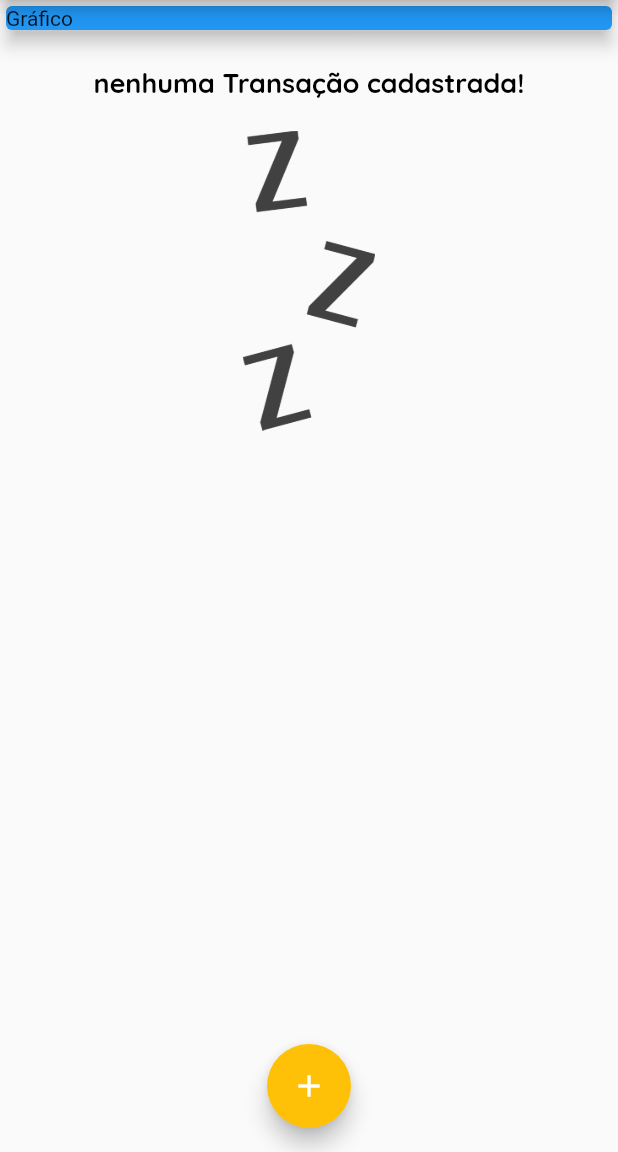
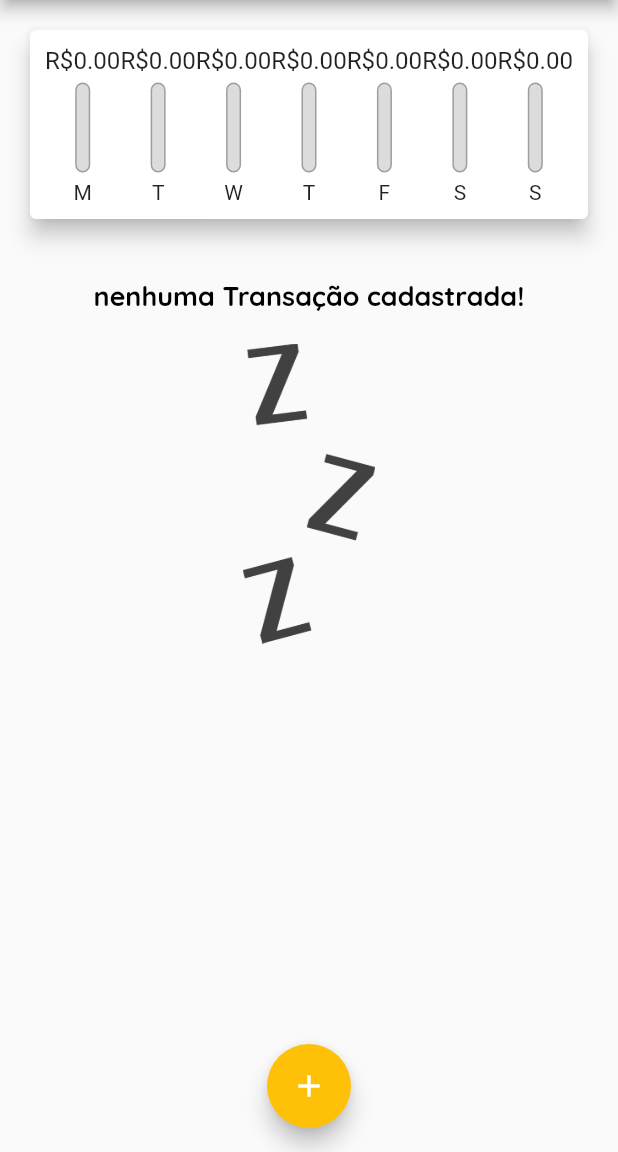
Before and after one commit to EuNetu/Despesas_Flutter, a Flutter app: the screen it shows after launch, on a phone screen of 412 x 824 dp, the part 84-1236 px from its top. Run offline on Flutter 3.47's test engine with Material 2 defaults, Android fonts, the phone set to English and light mode, and no system bars.

Commit message:
create grafhic and update theme

```diff
--- a/expenses/lib/components/chart.dart
+++ b/expenses/lib/components/chart.dart
@@ -0,0 +1,68 @@
+import 'package:flutter/material.dart';
+import 'package:intl/intl.dart';
+import '../models/transaction.dart';
+import 'chart_bar.dart';
+
+class Chart extends StatelessWidget {
+  final List<Transaction> recentTransaction;
+
+  const Chart(this.recentTransaction, {Key? key}) : super(key: key);
+
+  List<Map<String, Object>> get groupedTransactions {
+    return List.generate(7, (index) {
+      final weekDay = DateTime.now().subtract(
+        Duration(days: index),
+      );
+
+      double totalSum = 0.0;
+
+      for (var i = 0; i < recentTransaction.length; i++) {
+        bool sameDay = recentTransaction[i].date.day == weekDay.day;
+        bool sameMonth = recentTransaction[i].date.month == weekDay.month;
+        bool sameYear = recentTransaction[i].date.year == weekDay.year;
+
+        if (sameDay && sameMonth && sameYear) {
+          totalSum += recentTransaction[i].value;
+        }
+      }
+
+      return {
+        'day': DateFormat.E().format(weekDay)[0],
+        'value': totalSum,
+      };
+    }).reversed.toList();
+  }
+
+
+  double get _weekTotalValue {
+    return groupedTransactions.fold(0.0, (sum, tr) {
+      return sum + (tr['value'] as double);
+    });
+  }
+
+
+  @override
+  Widget build(BuildContext context) {
+    groupedTransactions;
+    return Card(
+      elevation: 6,
+      margin: const EdgeInsets.all(20),
+      child: Padding(
+        padding: const EdgeInsets.all(10),
+        child: Row(
+          mainAxisAlignment: MainAxisAlignment.spaceAround,
+          children: groupedTransactions.map((tr) {
+            return Flexible(
+              fit: FlexFit.tight,
+              child: ChartBar(
+                label: tr['day'] as String,
+                value: tr['value'] as double,
+                percentage: (tr['value'] as double) / _weekTotalValue,
+              ),
+            );
+          }).toList(),
+        ),
+      ),
+    );
+  }
+}
--- /dev/null
+++ b/expenses/lib/components/chart_bar.dart
@@ -0,0 +1,56 @@
+import 'package:flutter/material.dart';
+
+class ChartBar extends StatelessWidget {
+  final String? label;
+  final double? value;
+  final double? percentage;
+
+  const ChartBar({
+    this.label,
+    this.value,
+    this.percentage,
+    Key? key,
+  }) : super(key: key);
+
+  @override
+  Widget build(BuildContext context) {
+    return Column(
+      children: [
+        Container(
+          height: 20,
+            child: FittedBox(child: Text('R\$${value!.toStringAsFixed(2)}'))),
+        const SizedBox(height: 5),
+        SizedBox(
+          height: 60,
+          width: 10,
+          child: Stack(
+            alignment: Alignment.bottomCenter,
+            children: <Widget>[
+              Container(
+                decoration: BoxDecoration(
+                  border: Border.all(
+                    color: Colors.grey,
+                    width: 1.0,
+                  ),
+                  color: const Color.fromRGBO(220, 220, 220, 1),
+                  borderRadius: BorderRadius.circular(5),
+                ),
+              ),
+              FractionallySizedBox(
+                heightFactor: percentage,
+                child: Container(
+                  decoration: BoxDecoration(
+                    color: Theme.of(context).colorScheme.primary,
+                    borderRadius: BorderRadius.circular(5),
+                  ),
+                ),
+              ),
+            ],
+          ),
+        ),
+        const SizedBox(height: 5),
+        Text(label!),
+      ],
+    );
+  }
+}
--- a/expenses/lib/components/transaction_List.dart
+++ b/expenses/lib/components/transaction_List.dart
@@ -34,39 +34,28 @@ class TransactionList extends StatelessWidget {
               itemBuilder: (ctx, index) {
                 final tr = transactions[index];
                 return Card(
-                  child: Row(
-                    children: [
-                      Container(
-                        margin:
-                            EdgeInsets.symmetric(horizontal: 15, vertical: 10),
-                        decoration: BoxDecoration(
-                            border: Border.all(
-                          color: Theme.of(context).colorScheme.primary,
-                          width: 2,
-                        )),
-                        padding: EdgeInsets.all(10),
-                        child: Text(
-                          'R\$ ${tr.value.toStringAsFixed(2)}',
-                          style: TextStyle(
-                              fontWeight: FontWeight.bold,
-                              fontSize: 20,
-                              color: Colors.purple),
+                  elevation: 5,
+                  margin: EdgeInsets.symmetric(
+                    vertical: 8,
+                    horizontal: 5,
+                  ),
+                  child: ListTile(
+                    leading: CircleAvatar(
+                      radius: 30,
+                      child: Padding(
+                        padding: const EdgeInsets.all(6),
+                        child: FittedBox(
+                          child: Text('R\$${tr.value}'),
                         ),
                       ),
-                      Column(
-                        crossAxisAlignment: CrossAxisAlignment.start,
-                        children: [
-                          Text(
-                            tr.title,
-                            style: Theme.of(context).textTheme.headline6,
-                          ),
-                          Text(
-                            DateFormat('d MMM y').format(tr.date),
-                            style: TextStyle(color: Colors.grey),
-                          )
-                        ],
-                      )
-                    ],
+                    ),
+                    title: Text(
+                      tr.title,
+                      style: Theme.of(context).textTheme.headline6,
+                    ),
+                    subtitle: Text(
+                      DateFormat('d MMM y').format(tr.date),
+                    ),
                   ),
                 );
               },
--- a/expenses/lib/main.dart
+++ b/expenses/lib/main.dart
@@ -3,6 +3,7 @@ import 'dart:math';
 import './components/transaction_form.dart';
 import './components/transaction_list.dart';
 import 'models/transaction.dart';
+import 'components/chart.dart';
 
 main() => runApp(ExpensesApp());
 
@@ -59,6 +60,14 @@ import 'models/transaction.dart';
     // ),
   ];
 
+  List<Transaction> get _recentTransactions {
+    return _transactions
+        .where((tr) => tr.date.isAfter(DateTime.now().subtract(
+              Duration(days: 7),
+            ))
+        ).toList();
+  }
+
   _addTransaction(String title, double value) {
     final newTransaction = Transaction(
       id: Random().nextDouble().toString(),
@@ -99,14 +108,7 @@ import 'models/transaction.dart';
         child: Column(
           crossAxisAlignment: CrossAxisAlignment.stretch,
           children: <Widget>[
-            Container(
-              width: double.infinity,
-              child: Card(
-                color: Colors.blue,
-                child: Text('Gráfico'),
-                elevation: 5,
-              ),
-            ),
+              Chart(_recentTransactions),
             TransactionList(_transactions),
           ],
         ),
```
Lines whose indentation alone changed are shown as unchanged.
